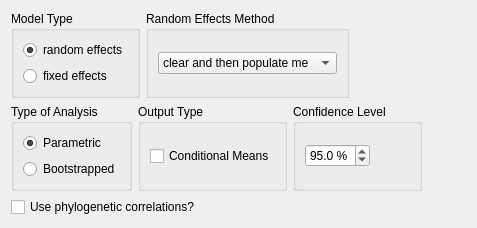
Before: the Qt Designer form common_wizard_pages/meta_regression_details_page.ui in gdietz/OpenMEE, drawn with Qt 5.
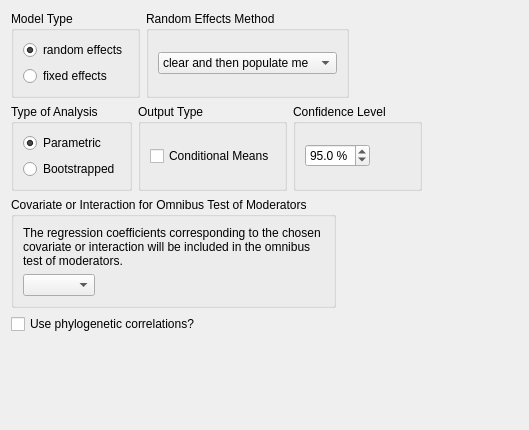
After: the same form once the commit is applied.

Commit message: Add edoption for omnibus test of parameters (btt argument of rma.uni) on a per-covariate basis for regression issue #128

```diff
--- a/common_wizard_pages/meta_regression_details_page.ui
+++ b/common_wizard_pages/meta_regression_details_page.ui
@@ -6,14 +6,14 @@
    <rect>
     <x>0</x>
     <y>0</y>
-    <width>477</width>
-    <height>217</height>
+    <width>529</width>
+    <height>430</height>
    </rect>
   </property>
   <property name="windowTitle">
    <string>WizardPage</string>
   </property>
-  <layout class="QVBoxLayout" name="verticalLayout_3">
+  <layout class="QVBoxLayout" name="verticalLayout_5">
    <item>
     <layout class="QHBoxLayout" name="horizontalLayout_2">
      <item>
@@ -178,6 +178,68 @@
      </item>
     </layout>
    </item>
+   <item>
+    <layout class="QHBoxLayout" name="horizontalLayout_5">
+     <item>
+      <widget class="QGroupBox" name="groupBox">
+       <property name="minimumSize">
+        <size>
+         <width>320</width>
+         <height>0</height>
+        </size>
+       </property>
+       <property name="title">
+        <string>Covariate or Interaction for Omnibus Test of Moderators</string>
+       </property>
+       <layout class="QVBoxLayout" name="verticalLayout_3">
+        <item>
+         <widget class="QLabel" name="label">
+          <property name="text">
+           <string>The regression coefficients corresponding to the chosen covariate or interaction will be included in the omnibus test of moderators.  </string>
+          </property>
+          <property name="wordWrap">
+           <bool>true</bool>
+          </property>
+         </widget>
+        </item>
+        <item>
+         <layout class="QHBoxLayout" name="horizontalLayout_6">
+          <item>
+           <widget class="QComboBox" name="btt_comboBox"/>
+          </item>
+          <item>
+           <spacer name="horizontalSpacer_4">
+            <property name="orientation">
+             <enum>Qt::Horizontal</enum>
+            </property>
+            <property name="sizeHint" stdset="0">
+             <size>
+              <width>40</width>
+              <height>20</height>
+             </size>
+            </property>
+           </spacer>
+          </item>
+         </layout>
+        </item>
+       </layout>
+      </widget>
+     </item>
+     <item>
+      <spacer name="horizontalSpacer_5">
+       <property name="orientation">
+        <enum>Qt::Horizontal</enum>
+       </property>
+       <property name="sizeHint" stdset="0">
+        <size>
+         <width>40</width>
+         <height>20</height>
+        </size>
+       </property>
+      </spacer>
+     </item>
+    </layout>
+   </item>
    <item>
     <widget class="QCheckBox" name="phylogen_checkBox">
      <property name="toolTip">
```
The commit also changes 6 other files.
